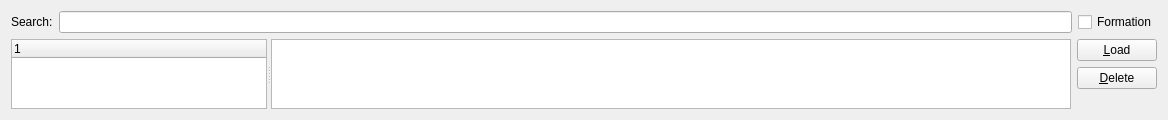
Old version of the form src/Module/src/Logbook/LogbookWidget.ui in the repository till213/SkyDolly.
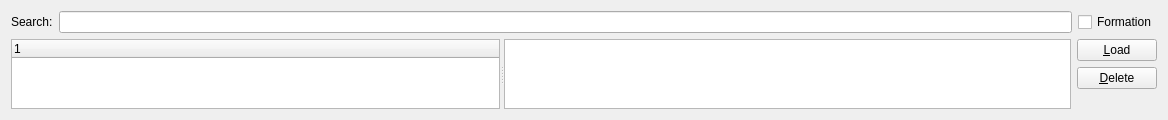
New version of the form.

Commit message: Adjust layout

```diff
--- a/src/Module/src/Logbook/LogbookWidget.ui
+++ b/src/Module/src/Logbook/LogbookWidget.ui
@@ -49,7 +49,7 @@
      </property>
      <widget class="QTreeWidget" name="logTreeWidget">
       <property name="sizePolicy">
-       <sizepolicy hsizetype="Fixed" vsizetype="Expanding">
+       <sizepolicy hsizetype="Minimum" vsizetype="Expanding">
         <horstretch>0</horstretch>
         <verstretch>0</verstretch>
        </sizepolicy>
@@ -72,20 +72,7 @@
      <widget class="QWidget" name="layoutWidget">
       <layout class="QHBoxLayout" name="horizontalLayout">
        <item>
-        <widget class="QTableWidget" name="logTableWidget">
-         <property name="sizePolicy">
-          <sizepolicy hsizetype="Expanding" vsizetype="Expanding">
-           <horstretch>0</horstretch>
-           <verstretch>0</verstretch>
-          </sizepolicy>
-         </property>
-         <property name="minimumSize">
-          <size>
-           <width>800</width>
-           <height>0</height>
-          </size>
-         </property>
-        </widget>
+        <widget class="QTableWidget" name="logTableWidget"/>
        </item>
        <item>
         <layout class="QVBoxLayout" name="verticalLayout">
```
The commit also changes 2 other files.
